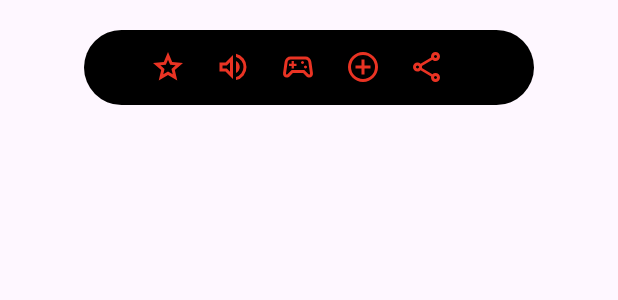
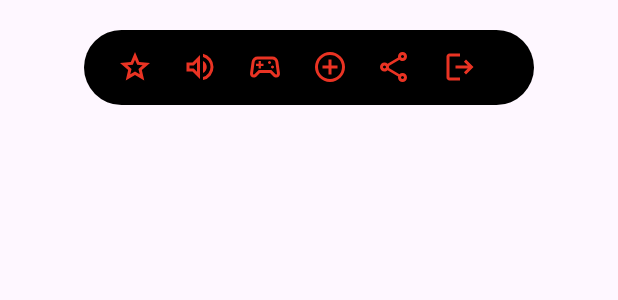
Before and after one commit to JoseHurtado18/equipo3, an Android app: the layout toolbar.xml on its own in the app's theme, with its tools: preview values and no code run, on a phone screen of 412 x 824 dp. Shown: the top 300 px of the screen. Run offline under Robolectric (Android 15) with nearby library versions, the phone set to English and light mode, and no system bars.

Commit message:
imple hu3

```diff
--- a/app/src/main/java/com/example/miniproyecto1/view/HomeActivity.kt
+++ b/app/src/main/java/com/example/miniproyecto1/view/HomeActivity.kt
@@ -19,6 +19,7 @@ import androidx.databinding.DataBindingUtil
 import com.bumptech.glide.Glide
 import com.example.miniproyecto1.R
 import com.example.miniproyecto1.databinding.HomeBinding
+import com.example.miniproyecto1.viewmodel.HomeViewModel
 import dagger.hilt.android.AndroidEntryPoint
 import kotlin.random.Random
 
@@ -27,6 +28,7 @@ class HomeActivity : AppCompatActivity() {
     lateinit var binding: HomeBinding
     private lateinit var mediaPlayer: MediaPlayer
     private lateinit var mediaPlayerGiro: MediaPlayer
+    private val homeViewModel: HomeViewModel by viewModels()
 
 
     override fun onCreate(savedInstanceState: Bundle?) {
@@ -39,6 +41,7 @@ class HomeActivity : AppCompatActivity() {
         giroBotella()
         //homeViewModel.getPokemons()
         //homeViewModel.getRetos()
+
 
 
     }
@@ -75,6 +78,7 @@ class HomeActivity : AppCompatActivity() {
         val btnShare: ImageView = binding.contentToolbar.btnShare
         val btnReglas: ImageView = binding.contentToolbar.btnReglas
         val btnRetos: ImageView = binding.contentToolbar.btnRetos
+        val btnLogout: ImageView = binding.contentToolbar.btnLogout
 
 
         setTouchAnimation(btnShare)
--- /dev/null
+++ b/app/src/main/res/drawable/logout_24px.xml
@@ -0,0 +1,11 @@
+<vector xmlns:android="http://schemas.android.com/apk/res/android"
+    android:width="24dp"
+    android:height="24dp"
+    android:viewportWidth="960"
+    android:viewportHeight="960"
+    android:tint="?attr/colorControlNormal"
+    android:autoMirrored="true">
+  <path
+      android:fillColor="@android:color/white"
+      android:pathData="M200,840Q167,840 143.5,816.5Q120,793 120,760L120,200Q120,167 143.5,143.5Q167,120 200,120L480,120L480,200L200,200Q200,200 200,200Q200,200 200,200L200,760Q200,760 200,760Q200,760 200,760L480,760L480,840L200,840ZM640,680L585,622L687,520L360,520L360,440L687,440L585,338L640,280L840,480L640,680Z"/>
+</vector>
--- a/app/src/main/res/layout/dialog_add_reto.xml
+++ b/app/src/main/res/layout/dialog_add_reto.xml
@@ -39,7 +39,7 @@
             android:layout_width="wrap_content"
             android:layout_height="wrap_content"
             android:layout_marginEnd="8dp"
-            android:backgroundTint="#FF5722"
+            android:backgroundTint="@color/orange"
             android:text="Cancelar"
             android:textColor="#FFFFFF" />
 
@@ -47,7 +47,8 @@
             android:id="@+id/saveButton"
             android:layout_width="wrap_content"
             android:layout_height="wrap_content"
-            android:backgroundTint="#4CAF50"
+            android:backgroundTint="@color/verde"
+            android:enabled="true"
             android:text="Guardar"
             android:textColor="#FFFF" />
     </LinearLayout>
--- a/app/src/main/res/layout/toolbar.xml
+++ b/app/src/main/res/layout/toolbar.xml
@@ -89,6 +89,19 @@
                     android:src="@drawable/share_24px"
                     />
 
+                <ImageView
+                    android:id="@+id/btnLogout"
+                    android:layout_width="wrap_content"
+                    android:layout_height="wrap_content"
+                    android:layout_gravity="center"
+                    android:layout_marginEnd="15dp"
+                    android:background="?selectableItemBackgroundBorderless"
+                    android:clickable="true"
+                    android:padding="2dp"
+                    app:tint="@color/orange"
+                    android:src="@drawable/logout_24px"
+                    />
+
 
             </androidx.appcompat.widget.Toolbar>
 
--- a/app/src/main/res/values/colors.xml
+++ b/app/src/main/res/values/colors.xml
@@ -4,6 +4,8 @@
     <color name="white">#FFFFFFFF</color>
     <color name="orange">#EA3323</color>
     <color name="gray">#808080</color>
+    <color name="gris_claro">#B7B7B7</color>
     <color name="gris_oscuro">#333333</color>
+    <color name="verde">#4CAF50</color>
 
 </resources>
```
Also changed, not shown: app/src/main/java/com/example/miniproyecto1/view/RetosActivity.kt (+17 -0 lines), app/src/main/java/com/example/miniproyecto1/viewmodel/HomeViewModel.kt (added, +14 -0 lines), app/src/main/java/com/example/miniproyecto1/viewmodel/RetosViewModel.kt (+15 -0 lines).
